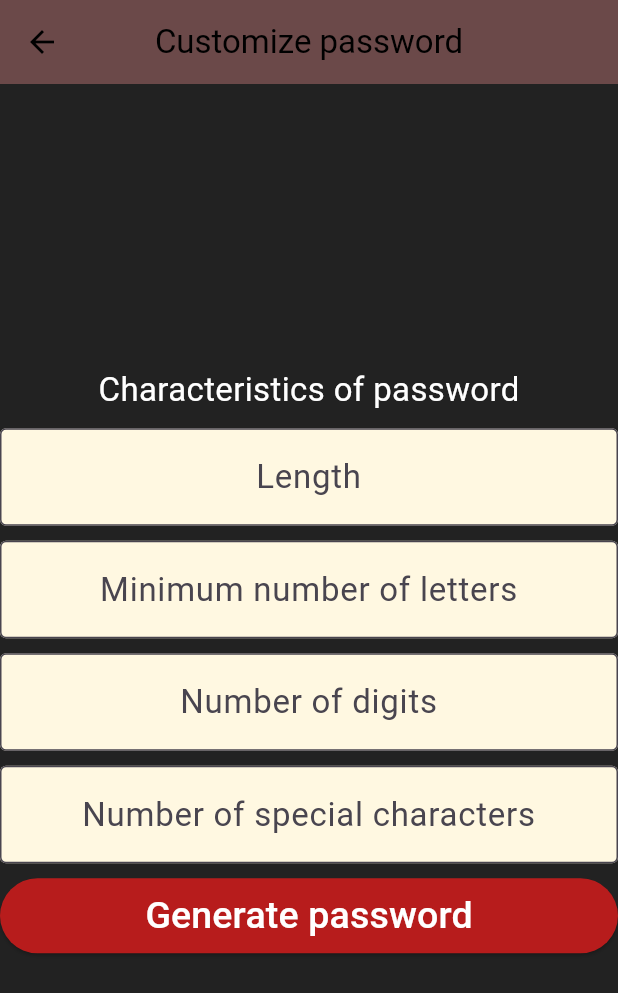
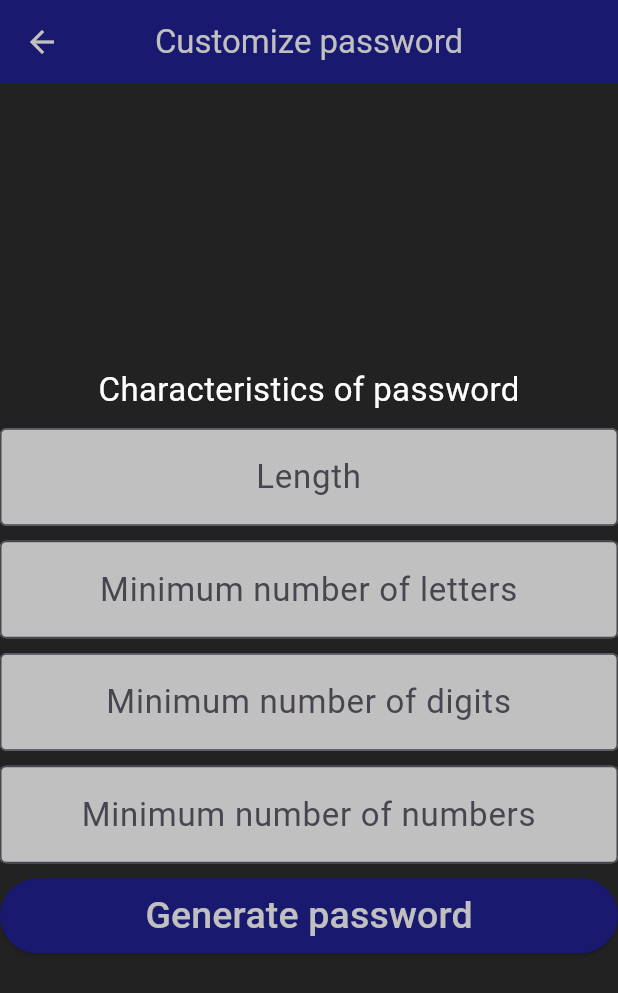
Before and after one commit to ManuelAlejandro94/password-generator-mobile, a Flutter app: the screen it shows after launch, after a tap on "Customize password", on a phone screen of 412 x 824 dp. Shown: the top 993 px of the screen. Run offline on Flutter 3.47's test engine with Material 3 defaults, Android fonts, the phone set to English and light mode, and no system bars; network calls fail.

Commit message:
REFACTOR: Implemented new themes and colors

```diff
--- a/lib/main.dart
+++ b/lib/main.dart
@@ -14,7 +14,25 @@ class MyApp extends StatelessWidget {
     return MaterialApp(
       debugShowCheckedModeBanner: false,
       theme: ThemeData(
-        scaffoldBackgroundColor: Colors.black87
+        scaffoldBackgroundColor: Colors.black87,
+        appBarTheme: const AppBarTheme(
+          backgroundColor: Color.fromARGB(255, 25, 25, 112),
+          foregroundColor: Color.fromARGB(255, 192, 192, 192),
+          iconTheme: IconThemeData(color: Color.fromARGB(255, 192, 192, 192)),
+          centerTitle: true
+        ),
+        elevatedButtonTheme: ElevatedButtonThemeData(
+          style: ButtonStyle(
+            backgroundColor: MaterialStateProperty.all(const Color.fromARGB(255, 25, 25, 112)),
+            foregroundColor: MaterialStateProperty.all(const Color.fromARGB(255, 192, 192, 192)),
+            minimumSize: MaterialStateProperty.all(const Size.fromHeight(50)),
+          )
+        ),
+        inputDecorationTheme: const InputDecorationTheme(
+          border: OutlineInputBorder(),
+          filled: true,
+          fillColor: Color.fromARGB(255, 192, 192, 192),
+        )
       ),
       title: 'Password generated',
       home: const MenuPage(),
--- a/lib/pages/customize_page.dart
+++ b/lib/pages/customize_page.dart
@@ -21,9 +21,6 @@ class _CustomizePageState extends State<CustomizePage> {
     return Scaffold(
       appBar: AppBar(
         title: const Text('Customize password'),
-        backgroundColor: Color.fromARGB(179, 138, 90, 90),
-        foregroundColor: Colors.black,
-        centerTitle: true,
       ),
       body: Center(
         child: SingleChildScrollView(
@@ -42,27 +39,27 @@ class _CustomizePageState extends State<CustomizePage> {
               TextField(
                 textAlign: TextAlign.center,
                 enabled: true,
-                decoration: InputDecoration(
-                  border: OutlineInputBorder(),
-                  filled: true,
-                  fillColor: Colors.amber.shade50,
+                style: const TextStyle(
+                  fontSize: 22,
+                  color: Color.fromARGB(255, 51, 51, 51)
+                ),
+                keyboardType: TextInputType.number,
+                controller: controllerLength,
+                decoration: const InputDecoration(
                   hintText: 'Length'
                 ),
-                style: const TextStyle(fontSize: 22),
-                keyboardType: TextInputType.number,
-                controller: controllerLength,
               ),
               const SizedBox(height: 10,),
               TextField(
                 textAlign: TextAlign.center,
                 enabled: true,
-                decoration: InputDecoration(
-                  border: OutlineInputBorder(),
-                  filled: true,
-                  fillColor: Colors.amber.shade50,
+                decoration: const InputDecoration(
                   hintText: 'Minimum number of letters'
                 ),
-                style: const TextStyle(fontSize: 22),
+                style: const TextStyle(
+                  fontSize: 22,
+                  color: Color.fromARGB(255, 51, 51, 51)
+                ),
                 keyboardType: TextInputType.number,
                 controller: controllerLetters,
               ),
@@ -70,13 +67,13 @@ class _CustomizePageState extends State<CustomizePage> {
               TextField(
                 textAlign: TextAlign.center,
                 enabled: true,
-                decoration: InputDecoration(
-                  border: OutlineInputBorder(),
-                  filled: true,
-                  fillColor: Colors.amber.shade50,
-                  hintText: 'Number of digits'
+                decoration: const InputDecoration(
+                  hintText: 'Minimum number of digits'
                 ),
-                style: const TextStyle(fontSize: 22),
+                style: const TextStyle(
+                  fontSize: 22,
+                  color: Color.fromARGB(255, 51, 51, 51)
+                ),
                 keyboardType: TextInputType.number,
                 controller: controllerDigits,
               ),
@@ -84,23 +81,18 @@ class _CustomizePageState extends State<CustomizePage> {
               TextField(
                 textAlign: TextAlign.center,
                 enabled: true,
-                decoration: InputDecoration(
-                  border: OutlineInputBorder(),
-                  filled: true,
-                  fillColor: Colors.amber.shade50,
-                  hintText: 'Number of special characters'
+                decoration: const InputDecoration(
+                  hintText: 'Minimum number of numbers'
                 ),
-                style: const TextStyle(fontSize: 22),
+                style: const TextStyle(
+                  fontSize: 22,
+                  color: Color.fromARGB(255, 51, 51, 51)
+                ),
                 keyboardType: TextInputType.number,
                 controller: controllerSpecial,
               ),
               const SizedBox(height: 10,),
               ElevatedButton(
-                style: ButtonStyle(
-                  backgroundColor: MaterialStateProperty.all(Colors.red.shade900),
-                  foregroundColor: MaterialStateProperty.all(Colors.white),
-                  minimumSize: MaterialStateProperty.all(const Size.fromHeight(50))
-                ),
                 onPressed: () {
                   CustomizedBody params = CustomizedBody(
                     len: int.parse(controllerLength.text),
--- a/lib/pages/menu_page.dart
+++ b/lib/pages/menu_page.dart
@@ -16,8 +16,6 @@ class _MenuPageState extends State<MenuPage> {
     return Scaffold(
       appBar: AppBar(
         title: const Text('Select type of password'),
-        backgroundColor: Colors.grey.shade700,
-        centerTitle: true,
       ),
       body: Center(
         child: SingleChildScrollView(
@@ -26,11 +24,6 @@ class _MenuPageState extends State<MenuPage> {
             crossAxisAlignment: CrossAxisAlignment.center,
             children: [
               ElevatedButton(
-                style: ButtonStyle(
-                  backgroundColor: MaterialStateProperty.all(Colors.white70),
-                  foregroundColor: MaterialStateProperty.all(Colors.black),
-                  minimumSize: MaterialStateProperty.all(const Size.fromHeight(50)),
-                ),
                 onPressed: () {
                   Navigator.push(
                     context,
@@ -44,11 +37,6 @@ class _MenuPageState extends State<MenuPage> {
               ),
               const SizedBox(height: 10,),
               ElevatedButton(
-                style: ButtonStyle(
-                  backgroundColor: MaterialStateProperty.all(const Color.fromARGB(179, 138, 90, 90)),
-                  foregroundColor: MaterialStateProperty.all(Colors.black),
-                  minimumSize: MaterialStateProperty.all(const Size.fromHeight(50)),
-                ),
                 onPressed: () {
                   Navigator.push(
                     context,
@@ -62,11 +50,6 @@ class _MenuPageState extends State<MenuPage> {
               ),
               const SizedBox(height: 10,),
               ElevatedButton(
-                style: ButtonStyle(
-                  backgroundColor: MaterialStateProperty.all(const Color.fromARGB(179, 138, 90, 90)),
-                  foregroundColor: MaterialStateProperty.all(Colors.black),
-                  minimumSize: MaterialStateProperty.all(const Size.fromHeight(50)),
-                ),
                 onPressed: () {
                   Navigator.push(
                     context,
```
Also changed, not shown: lib/pages/basic_page.dart (+11 -18 lines), lib/pages/length_page.dart (+0 -13 lines), lib/pages/password_generate/password_customized_page.dart (+4 -15 lines), lib/pages/password_generate/password_length_page.dart (+4 -14 lines).
